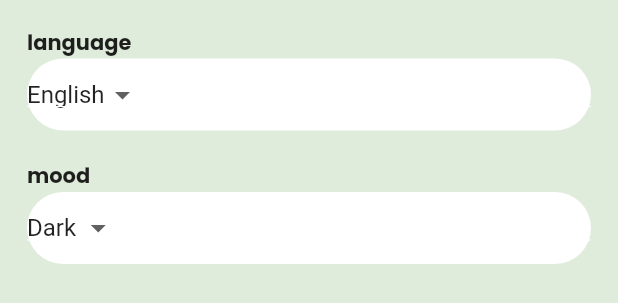
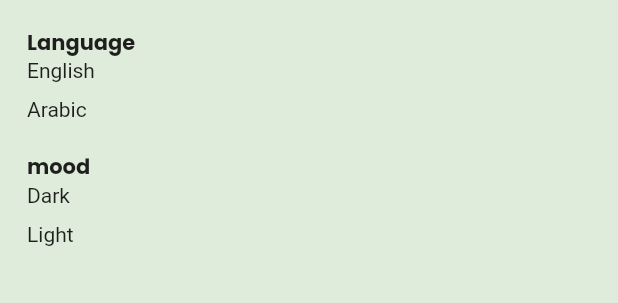
Before and after one commit to sharnopy/to_do, a Flutter app: what settings() shows on an empty page, opened directly, on a phone screen of 412 x 824 dp. Shown: the top 303 px of the screen. Run offline on Flutter 3.47's test engine with Material 2 defaults, Android fonts, the phone set to English and light mode, and no system bars; our stand-ins replace calendar_timeline, google_fonts; generated files the repository leaves out were written again.

Commit message:
localization using provider

```diff
--- /dev/null
+++ b/l10n.yaml
@@ -0,0 +1,3 @@
+arb-dir: lib/l10n
+template-arb-file: app_en.arb
+output-localization-file: app_localizations.dart
--- /dev/null
+++ b/lib/l10n/app_ar.arb
@@ -0,0 +1,10 @@
+{
+  "appTitle": "قائمه الاعمال",
+   "english": "الانجليزيه",
+   "arabic": "العربيه",
+      "language": "اللغه",
+      "mood": "المظهر",
+      "dark": "ليلي",
+      "light": "ساطع"
+
+  }
--- /dev/null
+++ b/lib/l10n/app_en.arb
@@ -0,0 +1,11 @@
+{
+  "appTitle": "To Do",
+"english": "English",
+   "arabic": "Arabic",
+   "language": "Language",
+   "mood": "mood",
+   "dark": "Dark",
+   "light": "Light"
+
+
+  }
--- a/lib/layout/home_layout.dart
+++ b/lib/layout/home_layout.dart
@@ -3,7 +3,7 @@ import 'package:flutter/material.dart';
 import '../screens/setting/settings_tab.dart';
 import '../screens/tasks/add_task_bottomsheet.dart';
 import '../screens/tasks/tasktap.dart';
-
+import 'package:flutter_gen/gen_l10n/app_localizations.dart';
 class HomeLayout extends StatefulWidget {
   static const String routeName = "HomeLayout";
 
@@ -19,7 +19,7 @@ class _HomeLayoutState extends State<HomeLayout> {
     return Scaffold(
 extendBody: true,
       appBar: AppBar(
-        title: Text(" To Do"),
+        title: Text(AppLocalizations.of(context)! .appTitle),
       ),
       bottomNavigationBar: BottomAppBar(
         notchMargin: 8,
--- /dev/null
+++ b/lib/provider/myprovider.dart
@@ -0,0 +1,11 @@
+import 'package:flutter/cupertino.dart';
+
+class MyProvider extends ChangeNotifier{
+  String local="en";
+
+
+  changeLanguage(String langCode){
+    local=langCode;
+    notifyListeners();
+  }
+}
--- a/lib/screens/setting/settings_tab.dart
+++ b/lib/screens/setting/settings_tab.dart
@@ -1,6 +1,9 @@
 import 'package:flutter/material.dart';
 import 'package:google_fonts/google_fonts.dart';
+import 'package:flutter_gen/gen_l10n/app_localizations.dart';
+import 'package:provider/provider.dart';
 
+import '../../provider/myprovider.dart';
 class settings extends StatefulWidget {
 
 
@@ -11,61 +14,55 @@ class settings extends StatefulWidget {
 class _settingsState extends State<settings> {
   @override
   Widget build(BuildContext context) {
-    var selectedLanguage="English";
-    var selectedMood="Dark";
+    var selectedLanguage=AppLocalizations.of(context)!.english;
+    var selectedMood= AppLocalizations.of(context)!.dark;
+    var provider=Provider.of<MyProvider>(context);
     return Padding(
       padding: const EdgeInsets.all(18.0),
       child: Column(
         crossAxisAlignment: CrossAxisAlignment.stretch,
         children: [
-          Text("language",style: GoogleFonts.poppins(
+          Text(AppLocalizations.of(context)!.language,style: GoogleFonts.poppins(
             fontWeight: FontWeight.w700,
             fontSize: 14
           ),),
-          Container(
-            decoration: BoxDecoration(
-                borderRadius: BorderRadius.circular(50),
-                color: Colors.white
-            ),
-            child: DropdownButton(
-              underline: Divider(
-                color: Colors.white,
-              ),
-              items: ["English","Arabic"].map((e) => DropdownMenuItem(child: Text("$e"),value: e,)).toList(),
-              onChanged: ( val) {
+         InkWell(
+           onTap: () {
+             provider.changeLanguage("en");
 
-                setState(() {
-                  selectedLanguage=val! ;
-                });
+           },
+           child: Container(
+             child: Text(AppLocalizations.of(context)!.english),
+           ),
+         ),
+          SizedBox(
+            height: 10,
+          ),
+          InkWell(
+            onTap: () {
+              provider.changeLanguage("ar");
             },
-            value:selectedLanguage ,),
+            child: Container(
+             child: Text(AppLocalizations.of(context)!.arabic),
+         ),
           ),
+
           SizedBox(
             height: 20,
           ),
-          Text("mood",style: GoogleFonts.poppins(
+          Text(AppLocalizations.of(context)! .mood,style: GoogleFonts.poppins(
               fontWeight: FontWeight.w700,
               fontSize: 14
           ),),
           Container(
-            decoration: BoxDecoration(
-              borderRadius: BorderRadius.circular(50),
-              color: Colors.white
-            ),
-
-            child: DropdownButton(
-              underline: Divider(
-                color: Colors.white,
-              ),
-              items: ["Dark","Light"].map((e) => DropdownMenuItem(child: Text("$e"),value: e,)).toList(),
-              onChanged: ( val) {
-
-                setState(() {
-                  selectedMood=val! ;
-                });
-              },
-              value:selectedMood ,),
-          )
+            child: Text(AppLocalizations.of(context)!.dark),
+          ),
+          SizedBox(
+            height: 10,
+          ),
+          Container(
+            child: Text(AppLocalizations.of(context)!.light),
+          ),
 
         ],
       ),
--- a/pubspec.yaml
+++ b/pubspec.yaml
@@ -37,6 +37,7 @@ dependencies:
   cupertino_icons: ^1.0.2
   calendar_timeline: ^1.1.2
   google_fonts: ^6.1.0
+  provider: ^6.0.5
   flutter_localizations:
     sdk: flutter
   intl: ^0.18.0
@@ -56,7 +57,7 @@ dev_dependencies:
 
 # The following section is specific to Flutter packages.
 flutter:
-
+  generate: true
   # The following line ensures that the Material Icons font is
   # included with your application, so that you can use the icons in
   # the material Icons class.
```
Also changed, not shown: lib/main.dart (+11 -2 lines), pubspec.lock.
